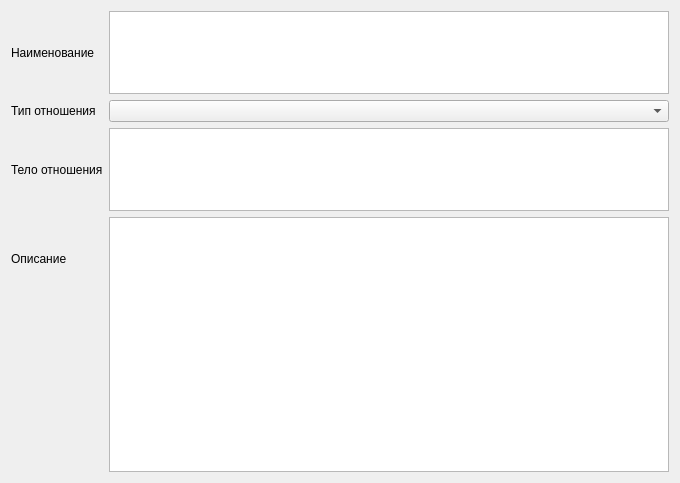
lazyDesertMan/Mivar, file ui/RelationOptions.ui: the form before one commit.
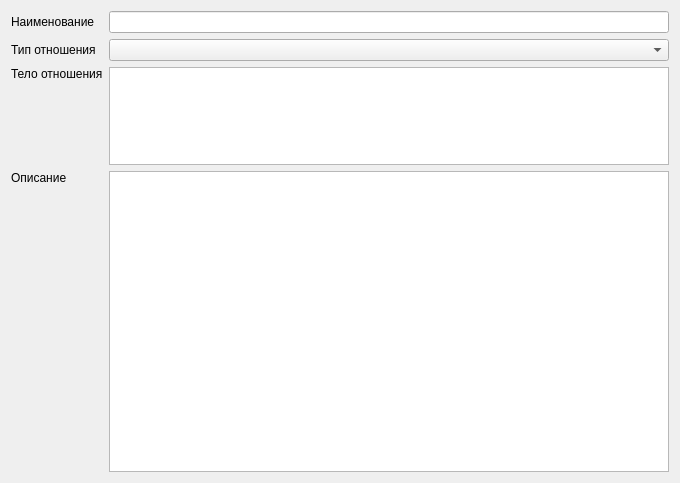
The form after the commit.

Diff of the .ui file:
```diff
--- a/ui/RelationOptions.ui
+++ b/ui/RelationOptions.ui
@@ -13,41 +13,38 @@
   <property name="windowTitle">
    <string>Form</string>
   </property>
+  <property name="styleSheet">
+   <string notr="true"/>
+  </property>
   <layout class="QGridLayout" name="gridLayout_2" rowstretch="1,1,1,1,2">
-   <item row="2" column="0">
+   <item row="2" column="0" alignment="Qt::AlignTop">
     <widget class="QLabel" name="label_3">
      <property name="text">
       <string>Тело отношения</string>
      </property>
     </widget>
    </item>
-   <item row="3" column="0">
+   <item row="3" column="0" alignment="Qt::AlignTop">
     <widget class="QLabel" name="label_4">
      <property name="text">
       <string>Описание</string>
      </property>
     </widget>
    </item>
-   <item row="1" column="0">
+   <item row="1" column="0" alignment="Qt::AlignVCenter">
     <widget class="QLabel" name="label_2">
      <property name="text">
       <string>Тип отношения</string>
      </property>
     </widget>
    </item>
-   <item row="4" column="0">
-    <widget class="QWidget" name="widget" native="true"/>
-   </item>
-   <item row="0" column="0">
+   <item row="0" column="0" alignment="Qt::AlignVCenter">
     <widget class="QLabel" name="label">
      <property name="text">
       <string>Наименование</string>
      </property>
     </widget>
    </item>
-   <item row="0" column="1">
-    <widget class="QTextEdit" name="nameRelative"/>
-   </item>
    <item row="2" column="1">
     <widget class="QTextEdit" name="bodyRelative"/>
    </item>
@@ -57,6 +54,9 @@
    <item row="3" column="1" rowspan="2">
     <widget class="QTextEdit" name="description"/>
    </item>
+   <item row="0" column="1">
+    <widget class="QLineEdit" name="nameRelative"/>
+   </item>
   </layout>
  </widget>
  <resources/>
```
